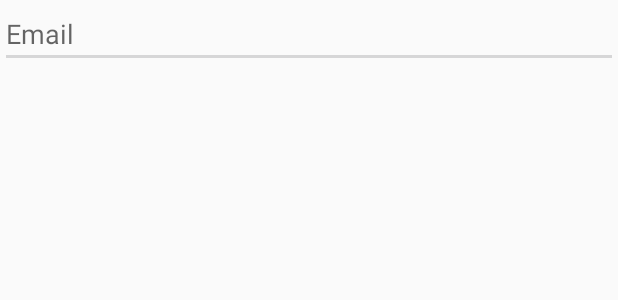
After one commit to cathchi/CS290.3FinalProject, an Android app: the layout activity_new_message.xml on its own in the app's theme, with its tools: preview values and no code run, on a phone screen of 412 x 824 dp. The commit adds this screen. Shown: the top 300 px of the screen. Run offline under Robolectric (Android 15) with nearby library versions, the phone set to English and light mode, and no system bars.

Commit message:
updated searching for another user to message

```diff
--- a/FirebaseUI-Android-master/app/src/main/AndroidManifest.xml
+++ b/FirebaseUI-Android-master/app/src/main/AndroidManifest.xml
@@ -28,6 +28,10 @@
         <!-- ChatList -->
         <activity android:name=".database.ChatListActivity"
             android:label="ChatList Activity"></activity>
+
+        <activity android:name=".database.ChatNewMessageActivity"
+            android:label="Chat New Message Activity"></activity>
+
         <!-- Chat demo -->
         <activity
             android:name=".database.ChatActivity"
--- /dev/null
+++ b/FirebaseUI-Android-master/app/src/main/res/layout/activity_new_message.xml
@@ -0,0 +1,17 @@
+<?xml version="1.0" encoding="utf-8"?>
+<LinearLayout xmlns:android="http://schemas.android.com/apk/res/android"
+    android:layout_width="match_parent"
+    android:layout_height="match_parent"
+    android:orientation="vertical">
+
+    <EditText
+        android:id="@+id/edit_text"
+        android:layout_width="match_parent"
+        android:layout_height="wrap_content"
+        android:hint="@string/email_label"
+        android:lines="1"
+        android:maxLines="1"
+        android:inputType="text"
+        android:imeOptions="actionGo"/>
+
+</LinearLayout>
--- a/FirebaseUI-Android-master/app/src/main/res/values/strings.xml
+++ b/FirebaseUI-Android-master/app/src/main/res/values/strings.xml
@@ -68,6 +68,7 @@
     <string name="allow_new_email_acccount">Allow account creation if email does not exist.</string>
 
     <!-- strings for database demo activities -->
-    <string name="start_chatting">No messages. Start chatting at the bottom!</string>
     <string name="signed_in">Signed In</string>
+    <string name="new_message">New Message</string>
+
 </resources>
```
Also changed, not shown: FirebaseUI-Android-master/app/src/main/java/com/firebase/uidemo/database/ChatListActivity.java (+19 -1 lines), FirebaseUI-Android-master/app/src/main/java/com/firebase/uidemo/database/ChatNewMessageActivity.java (added, +109 -0 lines), FirebaseUI-Android-master/app/src/main/res/layout/new_message_toolbar.xml (added, +16 -0 lines).
